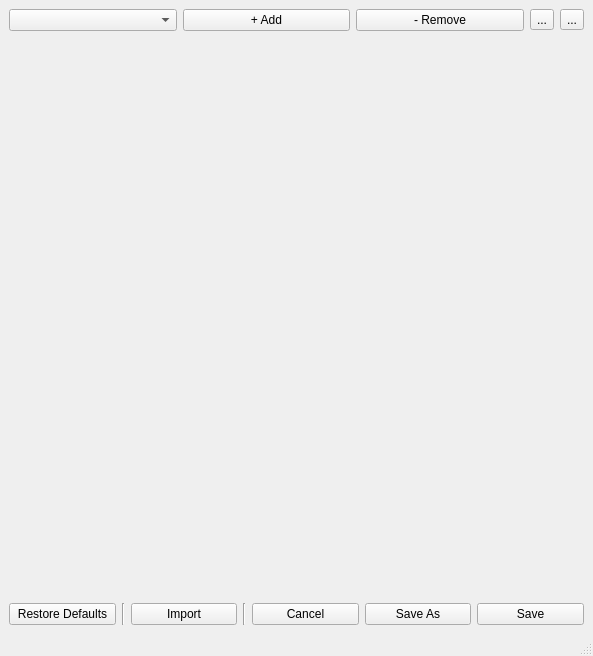
The window that mslib/msui/ui/ui_configuration_editor_window.ui (Open-MSS/MSS) describes before a commit, drawn with Qt 5.
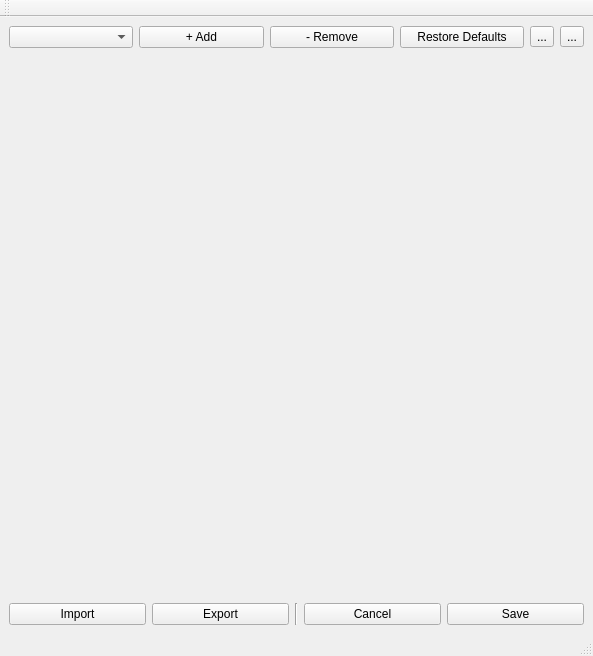
The same window after the commit.

Commit message: implemented import, export, save_restart

What changed in the file:
```diff
--- a/mslib/msui/ui/ui_configuration_editor_window.ui
+++ b/mslib/msui/ui/ui_configuration_editor_window.ui
@@ -16,9 +16,13 @@
   <widget class="QWidget" name="centralwidget">
    <layout class="QVBoxLayout" name="verticalLayout" stretch="0,1,0">
     <item>
-     <layout class="QHBoxLayout" name="horizontalLayout_4" stretch="1,1,1,0,0">
+     <layout class="QHBoxLayout" name="horizontalLayout_4" stretch="1,1,1,1,0,0">
       <item>
-       <widget class="QComboBox" name="optCb"/>
+       <widget class="QComboBox" name="optCb">
+        <property name="toolTip">
+         <string>Select option to filter the view</string>
+        </property>
+       </widget>
       </item>
       <item>
        <widget class="QPushButton" name="addOptBtn">
@@ -34,6 +38,16 @@
         </property>
        </widget>
       </item>
+      <item>
+       <widget class="QPushButton" name="restoreDefaultsBtn">
+        <property name="toolTip">
+         <string>Select one/more options to restore default value</string>
+        </property>
+        <property name="text">
+         <string>Restore Defaults</string>
+        </property>
+       </widget>
+      </item>
       <item>
        <widget class="QToolButton" name="moveUpTb">
         <property name="text">
@@ -55,20 +69,6 @@
     </item>
     <item>
      <layout class="QHBoxLayout" name="horizontalLayout">
-      <item>
-       <widget class="QPushButton" name="restoreDefaultsBtn">
-        <property name="text">
-         <string>Restore Defaults</string>
-        </property>
-       </widget>
-      </item>
-      <item>
-       <widget class="Line" name="line">
-        <property name="orientation">
-         <enum>Qt::Vertical</enum>
-        </property>
-       </widget>
-      </item>
       <item>
        <widget class="QPushButton" name="importBtn">
         <property name="text">
@@ -76,6 +76,16 @@
         </property>
        </widget>
       </item>
+      <item>
+       <widget class="QPushButton" name="exportBtn">
+        <property name="toolTip">
+         <string>Export current configuration</string>
+        </property>
+        <property name="text">
+         <string>Export</string>
+        </property>
+       </widget>
+      </item>
       <item>
        <widget class="Line" name="line_2">
         <property name="orientation">
@@ -90,13 +100,6 @@
         </property>
        </widget>
       </item>
-      <item>
-       <widget class="QPushButton" name="saveAsBtn">
-        <property name="text">
-         <string>Save As</string>
-        </property>
-       </widget>
-      </item>
       <item>
        <widget class="QPushButton" name="saveBtn">
         <property name="text">
@@ -109,6 +112,17 @@
    </layout>
   </widget>
   <widget class="QStatusBar" name="statusbar"/>
+  <widget class="QToolBar" name="toolBar">
+   <property name="windowTitle">
+    <string>toolBar</string>
+   </property>
+   <attribute name="toolBarArea">
+    <enum>TopToolBarArea</enum>
+   </attribute>
+   <attribute name="toolBarBreak">
+    <bool>false</bool>
+   </attribute>
+  </widget>
  </widget>
  <resources/>
  <connections/>
```
Left out of the diff: 15 changed lines with no effect on the pictures. The commit also changes 7 other files.
